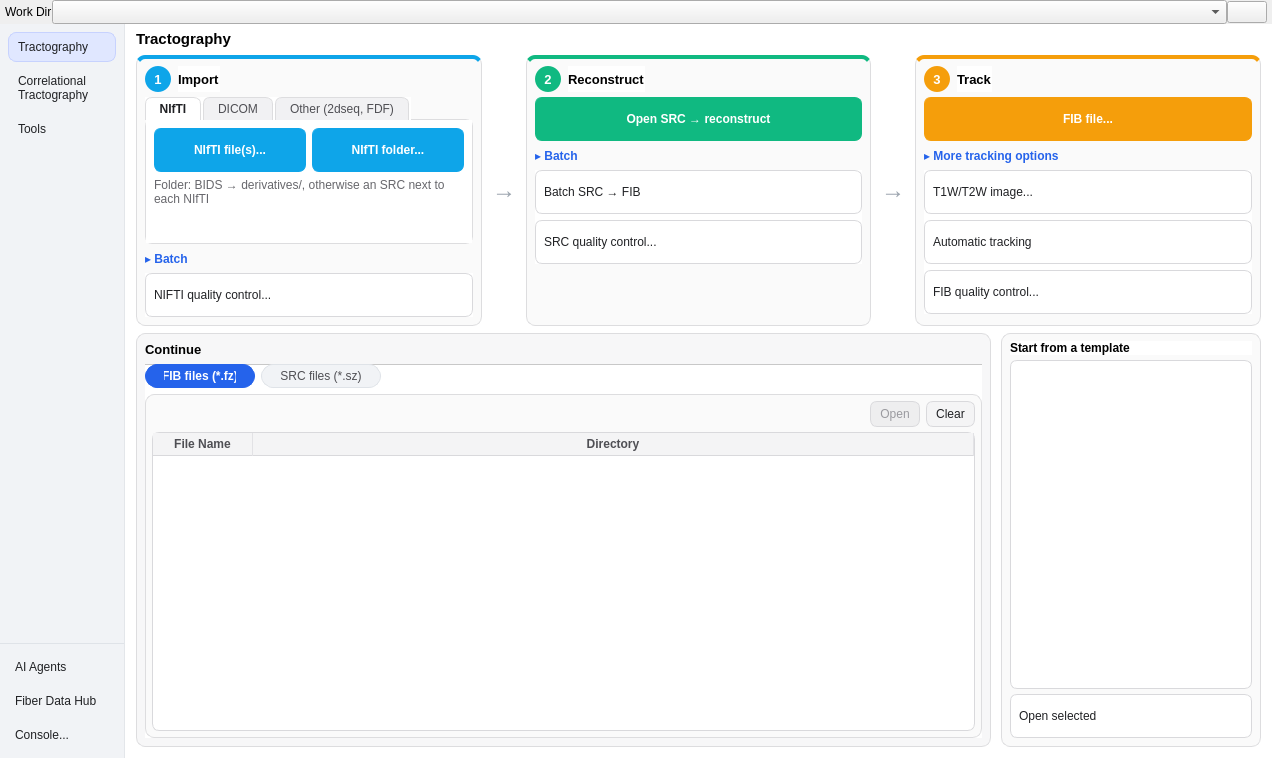
frankyeh/DSI-Studio, file mainwindow.ui: the form before one commit.
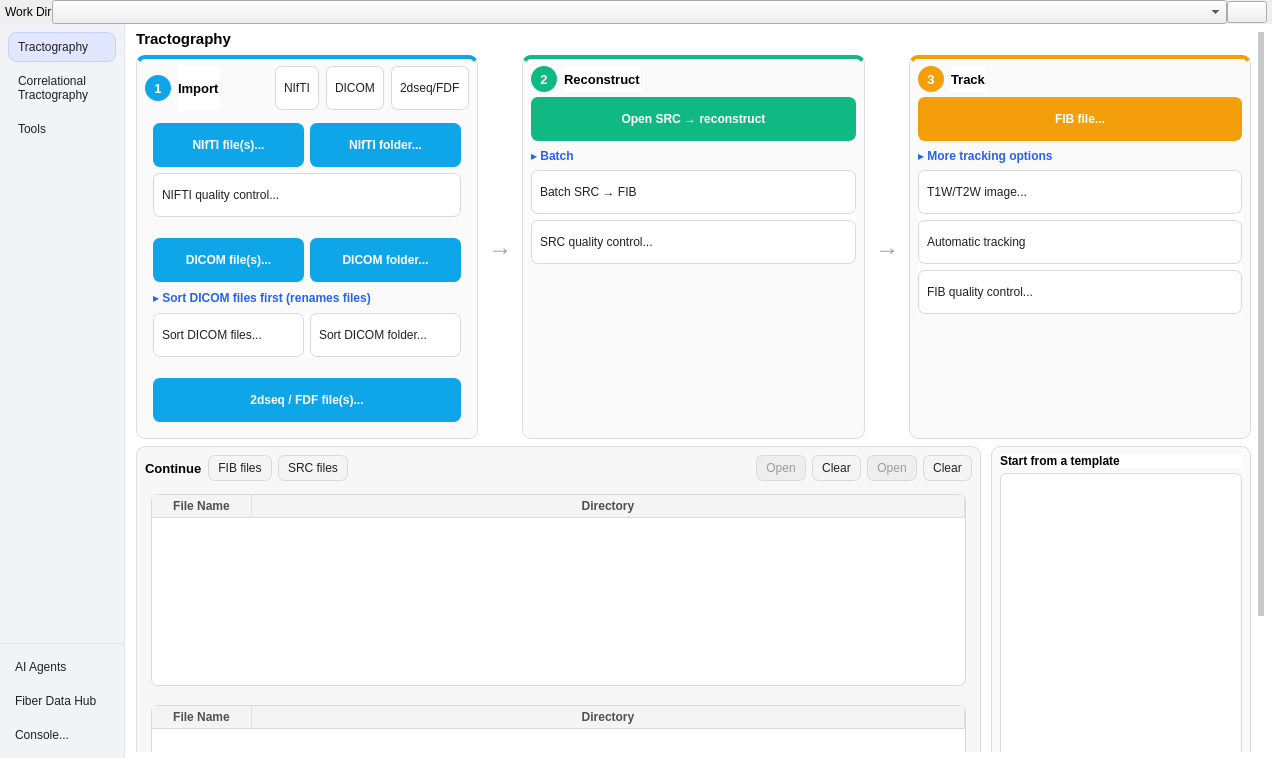
The form after the commit. Icons and pictures are not drawn.

Commit message: Continue and Import: pill segments in the title row, NIfTI QC on the NIfTI page

Patch:
```diff
--- a/mainwindow.ui
+++ b/mainwindow.ui
@@ -400,8 +400,13 @@
 QLabel#recent_files_title {
     background-color: transparent;
 }
-QFrame#recent_src_card,
 QFrame#recent_fib_card,
+QFrame#recent_src_card,
+QFrame#recent_fib_actions,
+QFrame#recent_src_actions {
+    background-color: transparent;
+    border: 0px;
+}
 QFrame#tract_input_stage,
 QFrame#tract_reconstruction_stage,
 QFrame#tract_tracking_stage,
@@ -504,36 +509,14 @@
     font-weight: bold;
 }
 QLabel#tract_workflow_hint,
-QLabel#nifti_folder_hint,
 QLabel#tract_connectometry_hint {
     color: #67676c;
 }
-QTabWidget#tract_input_tabs::pane {
-    background-color: #ffffff;
-    border: 1px solid #dddddf;
-    border-radius: 7px;
-    top: -1px;
-}
-QTabWidget#tract_input_tabs QWidget#tract_nifti_tab,
-QTabWidget#tract_input_tabs QWidget#tract_dicom_tab,
-QTabWidget#tract_input_tabs QWidget#tract_others_tab {
+QWidget#tract_nifti_tab,
+QWidget#tract_dicom_tab,
+QWidget#tract_others_tab {
     background-color: transparent;
 }
-QTabWidget#tract_input_tabs QTabBar::tab {
-    color: #4f4f54;
-    background-color: #f1f1f3;
-    border: 1px solid #dddddf;
-    border-bottom: 0px;
-    border-top-left-radius: 7px;
-    border-top-right-radius: 7px;
-    padding: 4px 14px;
-    margin-right: 2px;
-}
-QTabWidget#tract_input_tabs QTabBar::tab:selected {
-    color: #202124;
-    background-color: #ffffff;
-    font-weight: bold;
-}
 QWidget#tab QScrollBar:vertical {
     background-color: transparent;
     border: 0px;
@@ -598,7 +581,6 @@
     text-align: center;
 }
 QFrame#tract_input_stage QPushButton#tract_input_batch_toggle,
-QFrame#tract_input_stage QPushButton#tract_import_batch_toggle,
 QFrame#tract_reconstruction_stage QPushButton#tract_reconstruction_batch_toggle,
 QFrame#tract_tracking_stage QPushButton#tract_tracking_batch_toggle {
     color: #2563eb;
@@ -608,27 +590,24 @@
     padding: 2px 0px;
     font-weight: bold;
 }
-QTabWidget#recent_tabs::pane {
-    border: 0px;
-}
-QTabWidget#recent_tabs QTabBar::tab {
+QWidget#tab QPushButton[segment="true"] {
     color: #4f4f54;
     background-color: #f1f3f6;
     border: 1px solid #dfe3e8;
-    border-radius: 12px;
-    padding: 4px 18px;
-    margin: 0px 6px 6px 0px;
-    min-width: 72px;
+    border-radius: 11px;
+    padding: 2px 10px;
+    min-height: 20px;
+    text-align: center;
 }
-QTabWidget#recent_tabs QTabBar::tab:selected {
-    color: #ffffff;
-    background-color: #2563eb;
-    border-color: #2563eb;
-    font-weight: bold;
-}
-QTabWidget#recent_tabs QTabBar::tab:hover:!selected {
+QWidget#tab QPushButton[segment="true"]:hover {
     background-color: #e6e9ef;
 }
+QWidget#tab QPushButton[segment="true"]:checked {
+    color: #1e3a8a;
+    background-color: #e0e7ff;
+    border-color: #c7d2fe;
+    font-weight: bold;
+}
 QLabel#tract_input_badge,
 QLabel#tract_reconstruction_badge,
 QLabel#tract_tracking_badge {
@@ -806,17 +785,67 @@
                        </property>
                       </spacer>
                      </item>
-                    </layout>
-                   </item>
                    <item>
-                    <widget class="QTabWidget" name="tract_input_tabs">
-                     <property name="currentIndex">
-                      <number>0</number>
-                     </property>
-                     <widget class="QWidget" name="tract_nifti_tab">
-                      <attribute name="title">
+                      <widget class="QPushButton" name="tract_fmt_nifti">
+                       <property name="text">
                        <string>NIfTI</string>
-                      </attribute>
+                       </property>
+                       <property name="checkable">
+                        <bool>true</bool>
+                       </property>
+                       <property name="checked">
+                        <bool>true</bool>
+                       </property>
+                       <property name="autoExclusive">
+                        <bool>true</bool>
+                       </property>
+                       <property name="segment" stdset="0">
+                        <bool>true</bool>
+                       </property>
+                      </widget>
+                     </item>
+                     <item>
+                      <widget class="QPushButton" name="tract_fmt_dicom">
+                       <property name="text">
+                        <string>DICOM</string>
+                       </property>
+                       <property name="checkable">
+                        <bool>true</bool>
+                       </property>
+                       <property name="checked">
+                        <bool>false</bool>
+                       </property>
+                       <property name="autoExclusive">
+                        <bool>true</bool>
+                       </property>
+                       <property name="segment" stdset="0">
+                        <bool>true</bool>
+                       </property>
+                      </widget>
+                     </item>
+                     <item>
+                      <widget class="QPushButton" name="tract_fmt_other">
+                       <property name="text">
+                        <string>2dseq/FDF</string>
+                       </property>
+                       <property name="checkable">
+                        <bool>true</bool>
+                       </property>
+                       <property name="checked">
+                        <bool>false</bool>
+                       </property>
+                       <property name="autoExclusive">
+                        <bool>true</bool>
+                       </property>
+                       <property name="segment" stdset="0">
+                        <bool>true</bool>
+                       </property>
+                      </widget>
+                     </item>
+                    </layout>
+                   </item>
+                   <item>
+                    <widget class="QWidget" name="tract_nifti_tab">
                       <layout class="QGridLayout" name="tract_nifti_tab_layout">
                        <property name="spacing">
                         <number>6</number>
@@ -871,12 +900,19 @@
                         </widget>
                        </item>
                        <item row="1" column="0" colspan="2">
-                        <widget class="QLabel" name="nifti_folder_hint">
+                       <widget class="QPushButton" name="NII_qc">
+                        <property name="statusTip">
+                         <string>run show_qc_nii</string>
+                        </property>
                          <property name="text">
-                          <string>Folder: BIDS → derivatives/, otherwise an SRC next to each NIfTI</string>
-                         </property>
-                         <property name="wordWrap">
-                          <bool>true</bool>
+                         <string>NIFTI quality control...</string>
+                        </property>
+                        <property name="icon">
+                         <iconset resource="icons.qrc">
+                          <normaloff>:/icons/icons/report.xpm</normaloff>:/icons/icons/report.xpm</iconset>
+                        </property>
+                        <property name="toolTip">
+                         <string>Check NIfTI DWI files (*.nii, *.nii.gz) before conversion</string>
                          </property>
                         </widget>
                        </item>
@@ -895,10 +931,9 @@
                        </item>
                       </layout>
                      </widget>
+                   </item>
+                   <item>
                      <widget class="QWidget" name="tract_dicom_tab">
-                      <attribute name="title">
-                       <string>DICOM</string>
-                      </attribute>
                       <layout class="QGridLayout" name="tract_dicom_tab_layout">
                        <property name="spacing">
                         <number>6</number>
@@ -1038,10 +1073,9 @@
                        </item>
                       </layout>
                      </widget>
+                   </item>
+                   <item>
                      <widget class="QWidget" name="tract_others_tab">
-                      <attribute name="title">
-                       <string>Other (2dseq, FDF)</string>
-                      </attribute>
                       <layout class="QGridLayout" name="tract_others_tab_layout">
                        <property name="spacing">
                         <number>6</number>
@@ -1090,58 +1124,6 @@
                        </item>
                       </layout>
                      </widget>
-                    </widget>
-                   </item>
-                   <item>
-                    <widget class="QPushButton" name="tract_import_batch_toggle">
-                     <property name="text">
-                      <string>▸ Batch</string>
-                     </property>
-                     <property name="checkable">
-                      <bool>true</bool>
-                     </property>
-                     <property name="flat">
-                      <bool>true</bool>
-                     </property>
-                    </widget>
-                   </item>
-                   <item>
-                    <widget class="QFrame" name="tract_import_batch">
-                     <layout class="QGridLayout" name="tract_import_batch_layout">
-                      <property name="spacing">
-                       <number>6</number>
-                      </property>
-                      <property name="leftMargin">
-                       <number>0</number>
-                      </property>
-                      <property name="topMargin">
-                       <number>0</number>
-                      </property>
-                      <property name="rightMargin">
-                       <number>0</number>
-                      </property>
-                      <property name="bottomMargin">
-                       <number>0</number>
-                      </property>
-                      <item row="0" column="0">
-                       <widget class="QPushButton" name="NII_qc">
-                        <property name="statusTip">
-                         <string>run show_qc_nii</string>
-                        </property>
-                        <property name="text">
-                         <string>NIFTI quality control...</string>
-                        </property>
-                        <property name="icon">
-                         <iconset resource="icons.qrc">
-                          <normaloff>:/icons/icons/report.xpm</normaloff>:/icons/icons/report.xpm</iconset>
-                        </property>
-                        <property name="toolTip">
-                         <string>Check NIfTI DWI files (*.nii, *.nii.gz) before conversion</string>
-                        </property>
-                       </widget>
-                      </item>
-                     </layout>
-                    </widget>
                    </item>
                   </layout>
                  </widget>
@@ -1570,7 +1552,7 @@
                     <height>200</height>
                    </size>
                   </property>
-                  <layout class="QVBoxLayout" name="tract_recent_layout" stretch="0,1">
+                  <layout class="QVBoxLayout" name="tract_recent_layout" stretch="0,1,1">
                    <property name="spacing">
                     <number>7</number>
                    </property>
@@ -1585,6 +1567,23 @@
                    </property>
                    <property name="bottomMargin">
                     <number>8</number>
+                   </property>
+                   <item>
+                    <layout class="QHBoxLayout" name="recent_header">
+                     <property name="spacing">
+                      <number>6</number>
+                     </property>
+                     <property name="leftMargin">
+                      <number>0</number>
+                     </property>
+                     <property name="topMargin">
+                      <number>0</number>
+                     </property>
+                     <property name="rightMargin">
+                      <number>0</number>
+                     </property>
+                     <property name="bottomMargin">
+                      <number>0</number>
                    </property>
                    <item>
                     <widget class="QLabel" name="recent_files_title">
@@ -1600,55 +1599,45 @@
                     </widget>
                    </item>
                    <item>
-                    <widget class="QTabWidget" name="recent_tabs">
-                     <property name="currentIndex">
-                      <number>0</number>
-                     </property>
-                     <property name="documentMode">
+                      <widget class="QPushButton" name="recent_fib_toggle">
+                       <property name="text">
+                        <string>FIB files</string>
+                       </property>
+                       <property name="checkable">
                       <bool>true</bool>
                      </property>
-                     <widget class="QWidget" name="recent_fib_page">
-                      <attribute name="title">
-                       <string>FIB files (*.fz)</string>
-                      </attribute>
-                      <layout class="QVBoxLayout" name="recent_fib_page_layout">
-                       <property name="spacing">
-                        <number>0</number>
+                       <property name="checked">
+                        <bool>true</bool>
                        </property>
-                       <property name="leftMargin">
-                        <number>0</number>
+                       <property name="autoExclusive">
+                        <bool>true</bool>
                        </property>
-                       <property name="topMargin">
-                        <number>0</number>
+                       <property name="segment" stdset="0">
+                        <bool>true</bool>
                        </property>
-                       <property name="rightMargin">
-                        <number>0</number>
-                       </property>
-                       <property name="bottomMargin">
-                        <number>0</number>
-                       </property>
+                      </widget>
+                     </item>
                        <item>
-                        <widget class="QFrame" name="recent_fib_card">
-                         <layout class="QVBoxLayout" name="recent_fib_layout" stretch="0,1">
-                          <property name="spacing">
-                           <number>5</number>
-                          </property>
-                          <property name="leftMargin">
-                           <number>6</number>
-                          </property>
-                          <property name="topMargin">
-                           <number>6</number>
-                          </property>
-                          <property name="rightMargin">
-                           <number>6</number>
-                          </property>
-                          <property name="bottomMargin">
-                           <number>6</number>
-                          </property>
+                      <widget class="QPushButton" name="recent_src_toggle">
+                       <property name="text">
+                        <string>SRC files</string>
+                       </property>
+                       <property name="checkable">
+                        <bool>true</bool>
+                       </property>
+                       <property name="checked">
+                        <bool>false</bool>
+                       </property>
+                       <property name="autoExclusive">
+                        <bool>true</bool>
+                       </property>
+                       <property name="segment" stdset="0">
+                        <bool>true</bool>
+                       </property>
+                      </widget>
+                     </item>
                           <item>
-                           <layout class="QHBoxLayout" name="recent_fib_header">
-                            <item>
-                             <spacer name="recent_fib_header_spacer">
+                      <spacer name="recent_header_spacer">
                               <property name="orientation">
                                <enum>Qt::Horizontal</enum>
                               </property>
@@ -1660,6 +1649,24 @@
                               </property>
                              </spacer>
                             </item>
+                     <item>
+                      <widget class="QFrame" name="recent_fib_actions">
+                       <layout class="QHBoxLayout" name="recent_fib_actions_layout">
+                        <property name="spacing">
+                         <number>6</number>
+                        </property>
+                        <property name="leftMargin">
+                         <number>0</number>
+                        </property>
+                        <property name="topMargin">
+                         <number>0</number>
+                        </property>
+                        <property name="rightMargin">
+                         <number>0</number>
+                        </property>
+                        <property name="bottomMargin">
+                         <number>0</number>
+                        </property>
                             <item>
                              <widget class="QPushButton" name="open_selected_fib">
                               <property name="enabled">
@@ -1685,60 +1692,13 @@
                              </widget>
                             </item>
                            </layout>
-                          </item>
-                          <item>
-                           <widget class="QTableWidget" name="recentFib">
-                            <property name="horizontalScrollBarPolicy">
-                             <enum>Qt::ScrollBarAlwaysOff</enum>
-                            </property>
-                            <property name="editTriggers">
-                             <set>QAbstractItemView::NoEditTriggers</set>
-                            </property>
-                            <property name="selectionMode">
-                             <enum>QAbstractItemView::SingleSelection</enum>
-                            </property>
-                            <property name="selectionBehavior">
-                             <enum>QAbstractItemView::SelectRows</enum>
-                            </property>
-                            <property name="showGrid">
-                             <bool>false</bool>
-                            </property>
-                            <attribute name="horizontalHeaderStretchLastSection">
-                             <bool>true</bool>
-                            </attribute>
-                            <attribute name="verticalHeaderVisible">
-                             <bool>false</bool>
-                            </attribute>
-                            <attribute name="verticalHeaderMinimumSectionSize">
-                             <number>18</number>
-                            </attribute>
-                            <attribute name="verticalHeaderDefaultSectionSize">
-                             <number>20</number>
-                            </attribute>
-                            <column>
-                             <property name="text">
-                              <string>File Name</string>
-                             </property>
-                            </column>
-                            <column>
-                             <property name="text">
-                              <string>Directory</string>
-                             </property>
-                            </column>
-                           </widget>
-                          </item>
-                         </layout>
-                        </widget>
-                       </item>
-                      </layout>
-                     </widget>
-                     <widget class="QWidget" name="recent_src_page">
-                      <attribute name="title">
-                       <string>SRC files (*.sz)</string>
-                      </attribute>
-                      <layout class="QVBoxLayout" name="recent_src_page_layout">
+                      </widget>
+                     </item>
+                     <item>
+                      <widget class="QFrame" name="recent_src_actions">
+                       <layout class="QHBoxLayout" name="recent_src_actions_layout">
                        <property name="spacing">
-                        <number>0</number>
+                         <number>6</number>
                        </property>
                        <property name="leftMargin">
                         <number>0</number>
@@ -1752,39 +1712,6 @@
                        <property name="bottomMargin">
                         <number>0</number>
                        </property>
-                       <item>
-                        <widget class="QFrame" name="recent_src_card">
-                         <layout class="QVBoxLayout" name="recent_src_layout" stretch="0,1">
-                          <property name="spacing">
-                           <number>5</number>
-                          </property>
-                          <property name="leftMargin">
-                           <number>6</number>
-                          </property>
-                          <property name="topMargin">
-                           <number>6</number>
-                          </property>
-                          <property name="rightMargin">
-                           <number>6</number>
-                          </property>
-                          <property name="bottomMargin">
-                           <number>6</number>
-                          </property>
-                          <item>
-                           <layout class="QHBoxLayout" name="recent_src_header">
-                            <item>
-                             <spacer name="recent_src_header_spacer">
-                              <property name="orientation">
-                               <enum>Qt::Horizontal</enum>
-                              </property>
-                              <property name="sizeHint" stdset="0">
-                               <size>
-                                <width>20</width>
-                                <height>20</height>
-                               </size>
-                              </property>
-                             </spacer>
-                            </item>
                             <item>
                              <widget class="QPushButton" name="open_selected_src">
                               <property name="enabled">
@@ -1810,7 +1737,90 @@
                              </widget>
                             </item>
                            </layout>
-                          </item>
+                      </widget>
+                     </item>
+                    </layout>
+                   </item>
+                   <item>
+                    <widget class="QFrame" name="recent_fib_card">
+                     <layout class="QVBoxLayout" name="recent_fib_layout">
+                      <property name="spacing">
+                       <number>5</number>
+                      </property>
+                      <property name="leftMargin">
+                       <number>6</number>
+                      </property>
+                      <property name="topMargin">
+                       <number>6</number>
+                      </property>
+                      <property name="rightMargin">
+                       <number>6</number>
+                      </property>
+                      <property name="bottomMargin">
+                       <number>6</number>
+                      </property>
+                      <item>
+                       <widget class="QTableWidget" name="recentFib">
+                        <property name="horizontalScrollBarPolicy">
+                         <enum>Qt::ScrollBarAlwaysOff</enum>
+                        </property>
+                        <property name="editTriggers">
+                         <set>QAbstractItemView::NoEditTriggers</set>
+                        </property>
+                        <property name="selectionMode">
+                         <enum>QAbstractItemView::SingleSelection</enum>
+                        </property>
+                        <property name="selectionBehavior">
+                         <enum>QAbstractItemView::SelectRows</enum>
+                        </property>
+                        <property name="showGrid">
+                         <bool>false</bool>
+                        </property>
+                        <attribute name="horizontalHeaderStretchLastSection">
+                         <bool>true</bool>
+                        </attribute>
+                        <attribute name="verticalHeaderVisible">
+                         <bool>false</bool>
+                        </attribute>
+                        <attribute name="verticalHeaderMinimumSectionSize">
+                         <number>18</number>
+                        </attribute>
+                        <attribute name="verticalHeaderDefaultSectionSize">
+                         <number>20</number>
+                        </attribute>
+                        <column>
+                         <property name="text">
+                          <string>File Name</string>
+                         </property>
+                        </column>
+                        <column>
+                         <property name="text">
+                          <string>Directory</string>
+                         </property>
+                        </column>
+                       </widget>
+                      </item>
+                     </layout>
+                    </widget>
+                   </item>
+                   <item>
+                    <widget class="QFrame" name="recent_src_card">
+                     <layout class="QVBoxLayout" name="recent_src_layout">
+                      <property name="spacing">
+                       <number>5</number>
+                      </property>
+                      <property name="leftMargin">
+                       <number>6</number>
+                      </property>
+                      <property name="topMargin">
+                       <number>6</number>
+                      </property>
+                      <property name="rightMargin">
+                       <number>6</number>
+                      </property>
+                      <property name="bottomMargin">
+                       <number>6</number>
+                      </property>
                           <item>
                            <widget class="QTableWidget" name="recentSrc">
                             <property name="horizontalScrollBarPolicy">
@@ -1857,10 +1867,6 @@
                        </item>
                       </layout>
                      </widget>
-                    </widget>
-                   </item>
-                  </layout>
-                 </widget>
                 </item>
                 <item>
                  <widget class="QFrame" name="tract_template_stage">
```
Left out of the diff: 40 changed lines with no effect on the pictures. Lines whose indentation alone changed are shown as unchanged. The commit also changes 1 other file.
